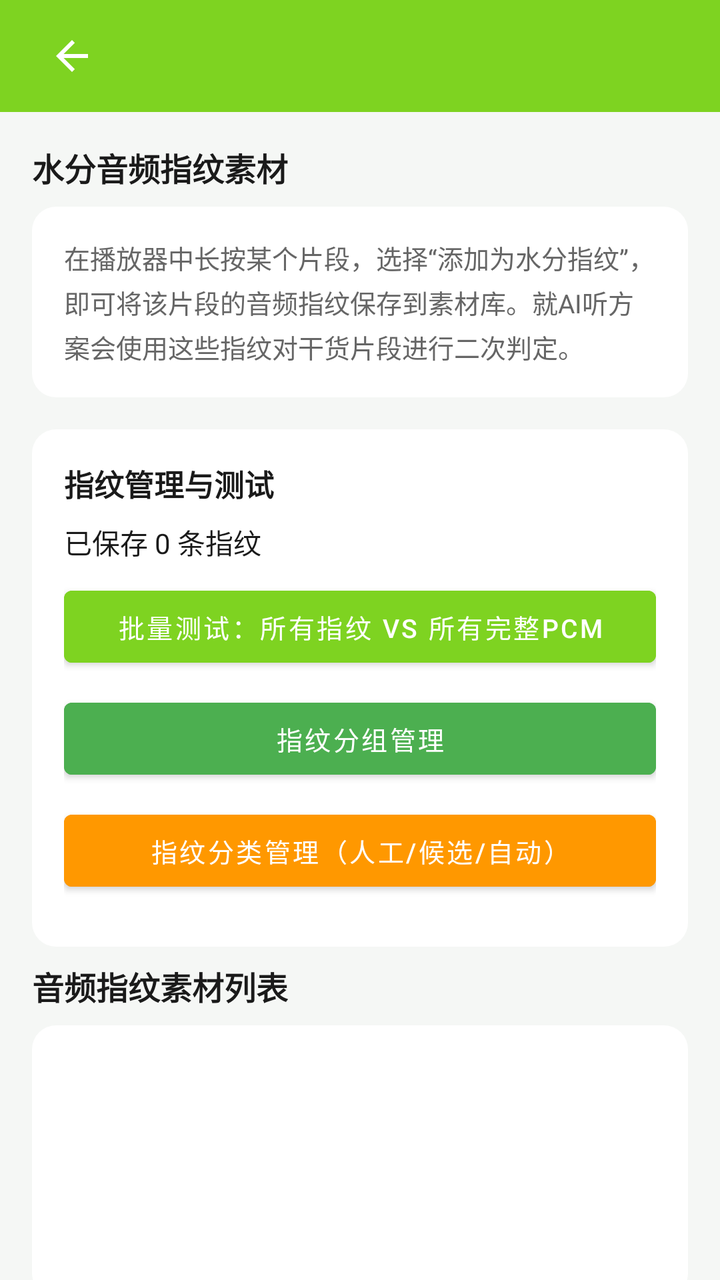
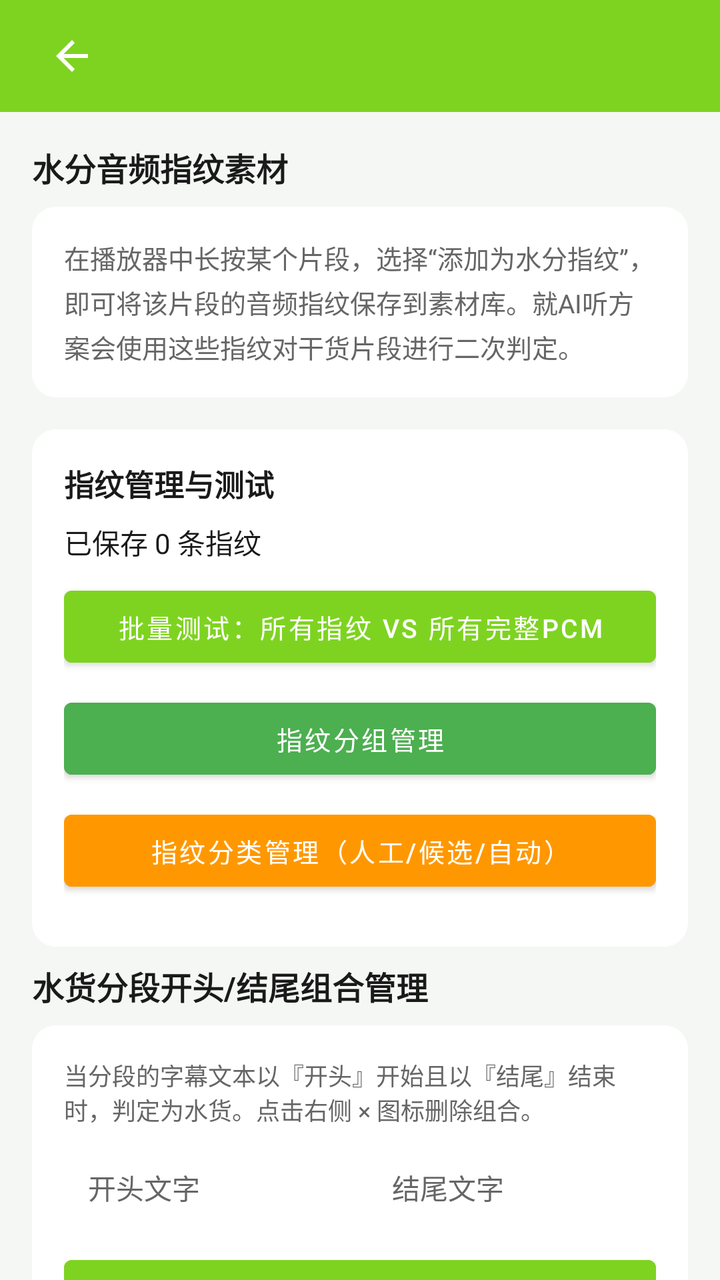

Before-and-after screenshots of an Android layout around one commit, followed by the original layout XML and the change that was made.
<!-- AndroidManifest.xml: application theme Theme.RadioApp.Fresh -->
<!-- res/layout/activity_keyword_settings.xml -->
<?xml version="1.0" encoding="utf-8"?>
<LinearLayout xmlns:android="http://schemas.android.com/apk/res/android"
    xmlns:app="http://schemas.android.com/apk/res-auto"
    android:layout_width="match_parent"
    android:layout_height="match_parent"
    android:orientation="vertical"
    android:background="?attr/appBackground">

    <include layout="@layout/view_title_bar" />

    <androidx.core.widget.NestedScrollView
        android:layout_width="match_parent"
        android:layout_height="match_parent">

        <LinearLayout
            android:layout_width="match_parent"
            android:layout_height="wrap_content"
            android:orientation="vertical"
            android:padding="16dp">

            
            <TextView
                android:layout_width="wrap_content"
                android:layout_height="wrap_content"
                android:text="水分音频指纹素材"
                android:textColor="?attr/appTextPrimary"
                android:textSize="16sp"
                android:textStyle="bold"
                android:layout_marginBottom="8dp" />

            <LinearLayout
                android:layout_width="match_parent"
                android:layout_height="wrap_content"
                android:orientation="vertical"
                android:background="@drawable/bg_card"
                android:padding="16dp"
                android:layout_marginBottom="16dp">

                <TextView
                    android:layout_width="wrap_content"
                    android:layout_height="wrap_content"
                    android:text="在播放器中长按某个片段，选择&#x201C;添加为水分指纹&#x201D;，即可将该片段的音频指纹保存到素材库。就AI听方案会使用这些指纹对干货片段进行二次判定。"
                    android:textColor="?attr/appTextSecondary"
                    android:textSize="13sp"
                    android:lineSpacingMultiplier="1.2" />
            </LinearLayout>

            
            <LinearLayout
                android:layout_width="match_parent"
                android:layout_height="wrap_content"
                android:orientation="vertical"
                android:background="@drawable/bg_card"
                android:padding="16dp"
                android:layout_marginBottom="8dp">

                <TextView
                    android:layout_width="wrap_content"
                    android:layout_height="wrap_content"
                    android:text="指纹管理与测试"
                    android:textColor="?attr/appTextPrimary"
                    android:textSize="15sp"
                    android:textStyle="bold"
                    android:layout_marginBottom="8dp" />

                <TextView
                    android:id="@+id/tv_fingerprint_count"
                    android:layout_width="wrap_content"
                    android:layout_height="wrap_content"
                    android:text="已保存 0 条指纹"
                    android:textColor="?attr/appTextPrimary"
                    android:textSize="14sp"
                    android:layout_marginBottom="8dp" />

                
                <Button
                    android:id="@+id/btn_test_all_fingerprints"
                    android:layout_width="match_parent"
                    android:layout_height="wrap_content"
                    android:text="批量测试：所有指纹 vs 所有完整PCM"
                    android:textColor="@color/white"
                    android:backgroundTint="?attr/appAccent"
                    android:layout_marginBottom="8dp"
                    android:textSize="13sp" />

                
                <Button
                    android:id="@+id/btn_fingerprint_groups"
                    android:layout_width="match_parent"
                    android:layout_height="wrap_content"
                    android:text="指纹分组管理"
                    android:textColor="@color/white"
                    android:backgroundTint="#4CAF50"
                    android:layout_marginBottom="8dp"
                    android:textSize="13sp" />

                
                <Button
                    android:id="@+id/btn_fingerprint_management"
                    android:layout_width="match_parent"
                    android:layout_height="wrap_content"
                    android:text="指纹分类管理（人工/候选/自动）"
                    android:textColor="@color/white"
                    android:backgroundTint="#FF9800"
                    android:layout_marginBottom="8dp"
                    android:textSize="13sp" />
            </LinearLayout>

            
            <TextView
                android:layout_width="wrap_content"
                android:layout_height="wrap_content"
                android:text="音频指纹素材列表"
                android:textColor="?attr/appTextPrimary"
                android:textSize="16sp"
                android:textStyle="bold"
                android:layout_marginBottom="8dp" />

            <LinearLayout
                android:layout_width="match_parent"
                android:layout_height="wrap_content"
                android:orientation="vertical"
                android:background="@drawable/bg_card"
                android:padding="8dp"
                android:layout_marginBottom="16dp">

                <TextView
                    android:id="@+id/tv_fingerprints_empty"
                    android:layout_width="wrap_content"
                    android:layout_height="wrap_content"
                    android:layout_gravity="center_horizontal"
                    android:layout_margin="16dp"
                    android:text="暂无音频指纹素材"
                    android:textColor="?attr/appTextMuted"
                    android:textSize="14sp"
                    android:visibility="gone" />

                <androidx.recyclerview.widget.RecyclerView
                    android:id="@+id/recycler_audio_fingerprints"
                    android:layout_width="match_parent"
                    android:layout_height="wrap_content"
                    android:minHeight="120dp"
                    android:nestedScrollingEnabled="false" />
            </LinearLayout>

            
            <TextView
                android:layout_width="wrap_content"
                android:layout_height="wrap_content"
                android:text="水货分段开头/结尾组合管理"
                android:textColor="?attr/appTextPrimary"
                android:textSize="16sp"
                android:textStyle="bold"
                android:layout_marginBottom="8dp" />

            <LinearLayout
                android:layout_width="match_parent"
                android:layout_height="wrap_content"
                android:orientation="vertical"
                android:background="@drawable/bg_card"
                android:padding="16dp"
                android:layout_marginBottom="16dp">

                <TextView
                    android:layout_width="wrap_content"
                    android:layout_height="wrap_content"
                    android:text="当分段的字幕文本以『开头』开始且以『结尾』结束时，判定为水货。点击右侧 × 图标删除组合。"
                    android:textColor="?attr/appTextSecondary"
                    android:textSize="12sp"
                    android:layout_marginBottom="8dp" />

                <LinearLayout
                    android:layout_width="match_parent"
                    android:layout_height="wrap_content"
                    android:orientation="horizontal"
                    android:gravity="center_vertical">

                    <EditText
                        android:id="@+id/et_combination_start"
                        android:layout_width="0dp"
                        android:layout_height="wrap_content"
                        android:layout_weight="1"
                        android:hint="开头文字"
                        android:textColor="?attr/appTextPrimary"
                        android:textColorHint="?attr/appTextSecondary"
                        android:background="@drawable/bg_card"
                        android:padding="12dp"
                        android:textSize="14sp"
                        android:singleLine="true"
                        android:imeOptions="actionNext" />

                    <EditText
                        android:id="@+id/et_combination_end"
                        android:layout_width="0dp"
                        android:layout_height="wrap_content"
                        android:layout_weight="1"
                        android:hint="结尾文字"
                        android:textColor="?attr/appTextPrimary"
                        android:textColorHint="?attr/appTextSecondary"
                        android:background="@drawable/bg_card"
                        android:padding="12dp"
                        android:textSize="14sp"
                        android:layout_marginStart="8dp"
                        android:singleLine="true"
                        android:imeOptions="actionDone" />
                </LinearLayout>

                <Button
                    android:id="@+id/btn_add_combination"
                    android:layout_width="match_parent"
                    android:layout_height="wrap_content"
                    android:text="添加组合"
                    android:textColor="@color/white"
                    android:backgroundTint="?attr/appAccent"
                    android:layout_marginTop="8dp" />

                <com.google.android.material.chip.ChipGroup
                    android:id="@+id/chip_group_combinations"
                    android:layout_width="match_parent"
                    android:layout_height="wrap_content"
                    android:layout_marginTop="12dp"
                    app:singleSelection="false"
                    app:chipSpacingHorizontal="8dp"
                    app:chipSpacingVertical="8dp" />

                <TextView
                    android:id="@+id/tv_combinations_empty"
                    android:layout_width="wrap_content"
                    android:layout_height="wrap_content"
                    android:text="暂无组合，请在上方输入并添加"
                    android:textColor="?attr/appTextMuted"
                    android:textSize="13sp"
                    android:layout_marginTop="4dp"
                    android:visibility="gone" />
            </LinearLayout>

        </LinearLayout>
    </androidx.core.widget.NestedScrollView>
</LinearLayout>
<!-- res/layout/view_title_bar.xml (included above) -->
<?xml version="1.0" encoding="utf-8"?>
<RelativeLayout xmlns:android="http://schemas.android.com/apk/res/android"
    android:layout_width="match_parent"
    android:layout_height="56dp"
    android:background="?attr/colorPrimary"
    android:paddingHorizontal="16dp">

    <ImageButton
        android:id="@+id/btn_back"
        android:layout_width="40dp"
        android:layout_height="40dp"
        android:layout_alignParentStart="true"
        android:layout_centerVertical="true"
        android:background="?attr/selectableItemBackgroundBorderless"
        android:src="@drawable/ic_back"
        android:contentDescription="返回" />

    <TextView
        android:id="@+id/tv_title"
        android:layout_width="wrap_content"
        android:layout_height="wrap_content"
        android:layout_centerInParent="true"
        android:textColor="?attr/colorOnPrimary"
        android:textSize="18sp"
        android:textStyle="bold" />
</RelativeLayout>
<!-- resources referenced by this layout -->
<resources>
  <color name="white">#FFFFFF</color>
  <!-- drawable bg_card (drawable) -->
  <?xml version="1.0" encoding="utf-8"?>
  <shape xmlns:android="http://schemas.android.com/apk/res/android" android:shape="rectangle">
      <solid android:color="?attr/appSurface" />
      <corners android:radius="12dp" />
  </shape>
  <!-- drawable ic_back (drawable) -->
  <?xml version="1.0" encoding="utf-8"?>
  <vector xmlns:android="http://schemas.android.com/apk/res/android"
      android:width="24dp"
      android:height="24dp"
      android:viewportWidth="24"
      android:viewportHeight="24">
      <path
          android:fillColor="#FFFFFF"
          android:pathData="M20,11H7.83l5.59,-5.59L12,4l-8,8 8,8 1.41,-1.41L7.83,13H20v-2z"/>
  </vector>
  <style name="Theme.RadioApp.Fresh" parent="Theme.MaterialComponents.Light.NoActionBar">
          <item name="colorPrimary">#7ED321</item>
          <item name="colorPrimaryVariant">#6BBF1A</item>
          <item name="colorOnPrimary">#FFFFFF</item>
          <item name="colorAccent">#7ED321</item>
          <item name="android:colorBackground">#F5F7F5</item>
          <item name="colorSurface">#FFFFFF</item>
          <item name="colorOnSurface">#1A1A1A</item>
          <item name="android:textColorPrimary">#1A1A1A</item>
          <item name="android:textColorSecondary">#666666</item>
          <item name="android:statusBarColor">#F5F7F5</item>
          <item name="android:navigationBarColor">#F5F7F5</item>
          <item name="appBackground">#F5F7F5</item>
          <item name="appSurface">#FFFFFF</item>
          <item name="appCardBackground">#FFFFFF</item>
          <item name="appTextPrimary">#1A1A1A</item>
          <item name="appTextSecondary">#666666</item>
          <item name="appTextMuted">#999999</item>
          <item name="appAccent">#7ED321</item>
          <item name="appAccentLight">#9EE855</item>
          <item name="appBorder">#E0E0E0</item>
          <item name="appDivider">#E0E0E0</item>
          <item name="appSuccess">#2ecc71</item>
          <item name="appWarning">#f39c12</item>
          <item name="appError">#e74c3c</item>
          <item name="appNavBackground">#FFFFFF</item>
          <item name="appNavActive">#7ED321</item>
          <item name="appNavInactive">#999999</item>
          <item name="appNotificationBackground">#FFFFFF</item>
          <item name="appNotificationText">#1A1A1A</item>
      </style>
</resources>

<!-- the commit's change to res/layout/activity_keyword_settings.xml (unified diff, before → after) -->
@@ -104,43 +104,6 @@
                     android:backgroundTint="#FF9800"
                     android:layout_marginBottom="8dp"
                     android:textSize="13sp" />
-            </LinearLayout>
-
-            
-            <TextView
-                android:layout_width="wrap_content"
-                android:layout_height="wrap_content"
-                android:text="音频指纹素材列表"
-                android:textColor="?attr/appTextPrimary"
-                android:textSize="16sp"
-                android:textStyle="bold"
-                android:layout_marginBottom="8dp" />
-
-            <LinearLayout
-                android:layout_width="match_parent"
-                android:layout_height="wrap_content"
-                android:orientation="vertical"
-                android:background="@drawable/bg_card"
-                android:padding="8dp"
-                android:layout_marginBottom="16dp">
-
-                <TextView
-                    android:id="@+id/tv_fingerprints_empty"
-                    android:layout_width="wrap_content"
-                    android:layout_height="wrap_content"
-                    android:layout_gravity="center_horizontal"
-                    android:layout_margin="16dp"
-                    android:text="暂无音频指纹素材"
-                    android:textColor="?attr/appTextMuted"
-                    android:textSize="14sp"
-                    android:visibility="gone" />
-
-                <androidx.recyclerview.widget.RecyclerView
-                    android:id="@+id/recycler_audio_fingerprints"
-                    android:layout_width="match_parent"
-                    android:layout_height="wrap_content"
-                    android:minHeight="120dp"
-                    android:nestedScrollingEnabled="false" />
             </LinearLayout>
 
             
